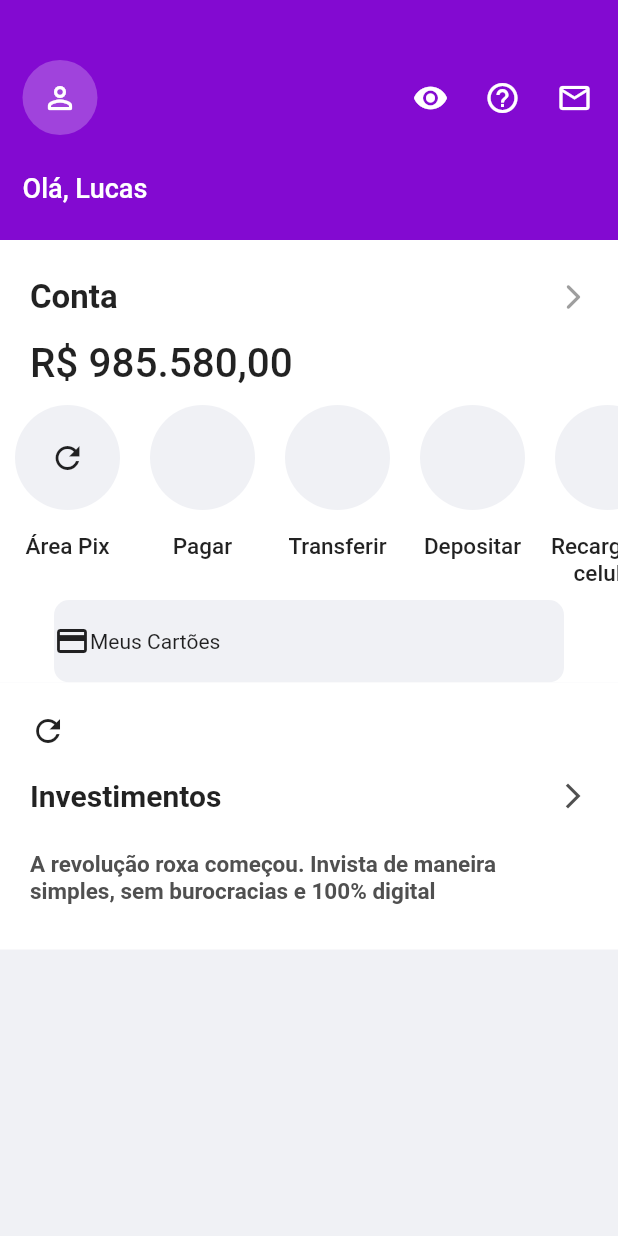
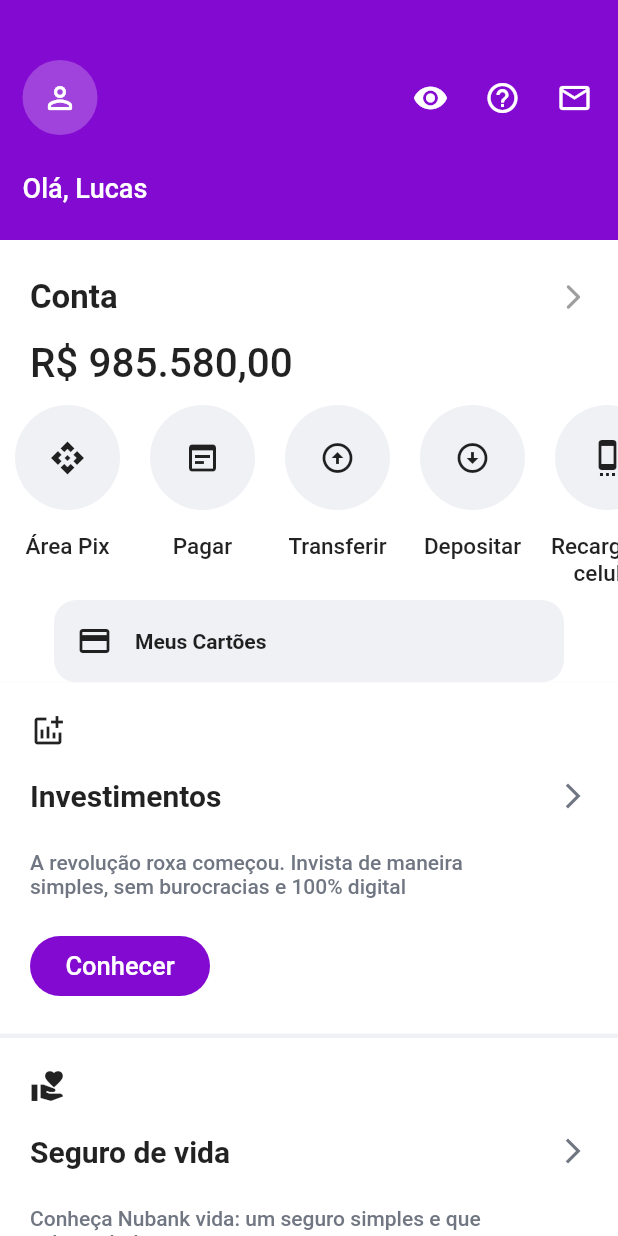
Before and after one commit to lucasbustamante/Clone_NuBank, a Flutter app: the screen it shows after launch, on a phone screen of 412 x 824 dp. Run offline on Flutter 3.47's test engine with Material 2 defaults, Android fonts, the phone set to English and light mode, and no system bars.

Commit message:
correções na home page

```diff
--- /dev/null
+++ b/lib/designer/card (Cópia em conflito de EXPEDICAO-81 2021-10-25).dart
@@ -0,0 +1,22 @@
+import 'package:flutter/material.dart';
+
+class Cards extends StatelessWidget {
+  final IconData? icon;
+  final String text;
+
+  Cards (this.text, {this.icon});
+
+  @override
+  Widget build(BuildContext context) {
+    return Container(
+      width: MediaQuery.of(context).size.width,
+      child: Column(
+        children: [
+          Icon(icon),
+          SizedBox(height: 20),
+          Text(text)
+        ],
+      )
+    );
+  }
+}
--- a/lib/designer/card.dart
+++ b/lib/designer/card.dart
@@ -1,3 +1,4 @@
+import 'package:flutter/cupertino.dart';
 import 'package:flutter/material.dart';
 import 'package:nubank/designer/colors.dart';
 
@@ -5,9 +6,9 @@ class Cards extends StatelessWidget {
   final IconData? icon;
   final String title;
   final String? text;
-  final String? tag;
+  final String? tags;
 
-  Cards (this.title, {this.text, this.icon, this.tag});
+  Cards (this.title,  {this.text, this.icon,this.tags});
 
   @override
   Widget build(BuildContext context) {
@@ -17,22 +18,35 @@ class Cards extends StatelessWidget {
         padding: const EdgeInsets.only(left: 20, right: 20),
         child: Column(crossAxisAlignment: CrossAxisAlignment.start,
           children: [
-            SizedBox(height: 20,),
+            if(text!= null)
+              SizedBox(height: 20,),
             Icon(icon),
-            SizedBox(height: 20),
+            if(text!= null)
+              SizedBox(height: 20),
             Row(mainAxisAlignment: MainAxisAlignment.spaceBetween,
               children: [
                 Text(title, style: TextStyle(fontSize: 20, fontWeight: FontWeight.bold)),
-                Icon(Icons.arrow_forward_ios_sharp, color: aSecondaryTextColor, size: 20)
+                if (text!= null)
+                  Icon(Icons.arrow_forward_ios_sharp, color: aSecondaryTextColor, size: 20)
               ],
             ),
             SizedBox(height: 25),
-            Text(text!,style: TextStyle(color: aSecondaryTextColor, fontWeight:
-            FontWeight.bold, fontSize: 15)),
-            SizedBox(height: 30,),
+            if (text!= null)
+              Text(text!,style: TextStyle(color: aSecondaryTextColor, fontWeight:
+              FontWeight.w500, fontSize: 14)),
+            SizedBox(height: 25,),
+            if (tags!= null)
+              Container(
+              height: 40, width: 120,
+              decoration: BoxDecoration(color: aPrimaryColor,
+              borderRadius: BorderRadius.circular(40)),
+              child: Center(child: Text(tags!, style: TextStyle(
+                color: aContainerColor, fontSize: 17, fontWeight: FontWeight.w500
+              ),)),),
+            SizedBox(height: 25,),
           ],
         ),
-      )
+      ),
     );
   }
 }
--- a/lib/designer/circle_button.dart
+++ b/lib/designer/circle_button.dart
@@ -5,25 +5,46 @@ import 'package:nubank/designer/colors.dart';
 class CircleButton extends StatelessWidget {
   final String text;
   final IconData? icon;
-  CircleButton(this.text, {this.icon});
+  final String? tag;
+  CircleButton(this.text, {this.icon, this.tag});
 
   @override
   Widget build(BuildContext context) {
     return Container(width: 90, height: 130,
       child: Column(
         children: [
-          Container(
-            height: 70,
-            width: 70,
-            decoration:
-                BoxDecoration(shape: BoxShape.circle, color: aBackgroundColor),
-            child: Icon(icon),
+          Stack(
+            children: [Container(
+              height: 70,
+              width: 70,
+              decoration:
+                  BoxDecoration(shape: BoxShape.circle, color: aBackgroundColor),
+              child: Icon(icon),
+            ),
+                if (tag!= null)
+                  Padding(
+                    padding: const EdgeInsets.only(left: 20, top: 50),
+                    child: Container(
+                        height: 20,
+                        width: 32,
+                        decoration: BoxDecoration(
+                          color: aPrimaryColor,
+                          borderRadius: BorderRadius.circular(5),
+                        ),
+                        child: Center(
+                            child: Text(tag!,
+                                style: TextStyle(
+                                    color: aContainerColor,
+                                    fontWeight: FontWeight.w500)))),
+                  )
+      ]
           ),
           SizedBox(
             height: 15,
           ),
           Text(text, style: TextStyle(fontWeight: FontWeight.w500, fontSize: 15,
            ), textAlign: TextAlign.center,),
+
         ],
       ),
     );
--- a/lib/designer/colors.dart
+++ b/lib/designer/colors.dart
@@ -4,6 +4,6 @@ import 'package:flutter/material.dart';
 
 const aPrimaryColor = Color(0xff830ad1);
 const aTextColor = Colors.black;
-const aSecondaryTextColor = Color(0xFF505050);
+const aSecondaryTextColor = Color(0xFF707682);
 const aContainerColor = Colors.white;
 const aBackgroundColor = Color(0xfff0f1f5);
--- /dev/null
+++ b/lib/designer/screens/home_page.dart
@@ -0,0 +1,60 @@
+import 'package:flutter/cupertino.dart';
+import 'package:flutter/material.dart';
+import 'package:nubank/designer/card.dart';
+import 'package:nubank/designer/circle_button.dart';
+import 'package:nubank/designer/colors.dart';
+import 'package:nubank/designer/screens/my_cards.dart';
+import 'package:nubank/designer/screens/profile.dart';
+import 'package:nubank/designer/value_card.dart';
+
+import '../other_cards.dart';
+
+class HomePage extends StatefulWidget {
+  const HomePage({Key? key}) : super(key: key);
+
+  @override
+  _HomePageState createState() => _HomePageState();
+}
+
+class _HomePageState extends State<HomePage> {
+  @override
+  Widget build(BuildContext context) {
+    return Scaffold(
+      backgroundColor: aBackgroundColor,
+      body: SingleChildScrollView(
+        child: Column(
+          children: [
+            Profile(),
+            ValueCard(),
+            Container(
+                width: MediaQuery.of(context).size.width,
+                color: aContainerColor,
+                child: SingleChildScrollView(
+                  scrollDirection: Axis.horizontal,
+                  child: Row(
+                    children: [
+                      CircleButton('Área Pix', icon: Icons.api,),
+                      CircleButton('Pagar', icon: Icons.wysiwyg),
+                      CircleButton('Transferir',icon: Icons.arrow_circle_up),
+                      CircleButton('Depositar',icon: Icons.arrow_circle_down),
+                      CircleButton('Recarga de celular',icon: Icons.settings_cell),
+                      CircleButton('Transferir Internac.',icon: Icons.arrow_circle_up_outlined),
+                        CircleButton('Encotrar atalhos', tag: 'Dica',),                   ],
+                  ),
+                )),
+            MyCards(),
+            Cards('Investimentos',icon: Icons.addchart,
+              text: 'A revolução roxa começou. Invista de maneira\nsimples,'
+                  ' sem burocracias e 100% digital',tags: 'Conhecer'),
+            SizedBox(height: 3),
+            Cards('Seguro de vida', text: 'Conheça Nubank vida: um seguro simples e que\n'
+                'cabe no bolso. ', icon: Icons.volunteer_activism,),
+            SizedBox(height: 3,),
+            Cards('Conhecer mais'),
+            OtherCards(),
+          ],
+        ),
+      ),
+    );
+  }
+}
--- a/lib/designer/screens/my_cards.dart
+++ b/lib/designer/screens/my_cards.dart
@@ -11,16 +11,20 @@ class MyCards extends StatelessWidget {
       color: aContainerColor,
       child: Column(
         children: [
-          Container(
+          Padding(
+            padding: const EdgeInsets.symmetric(horizontal: 20),
+            child: Container(
                 child: Row(
-                children: [
+                  children: [SizedBox(width: 15,),
                     Icon(Icons.credit_card_outlined),
-                  Text('Meus Cartões')
+                    SizedBox(width: 15,),
+                    Text('Meus Cartões',style: TextStyle(fontWeight: FontWeight.w600))
                   ],
                 ),
                 height: 55, width: 340,
             decoration: BoxDecoration(color: aBackgroundColor,
-              borderRadius: BorderRadius.circular(10))),
+                borderRadius: BorderRadius.circular(15))),
+          ),
 
         ],
       ),
--- a/lib/main.dart
+++ b/lib/main.dart
@@ -1,5 +1,5 @@
 import 'package:flutter/material.dart';
-import 'package:nubank/src/home_page.dart';
+import 'package:nubank/designer/screens/home_page.dart';
 
 
 void main() {
```
Also changed, not shown: lib/designer/other_cards.dart (added, +10 -0 lines), lib/src/account_page.dart (deleted, +0 -17 lines), lib/src/area_pix.dart (deleted, +0 -15 lines), lib/src/depositar.dart (deleted, +0 -15 lines), lib/src/icon_button.dart (deleted, +0 -225 lines), lib/src/insurance.dart (deleted, +0 -29 lines), lib/src/investments.dart (deleted, +0 -31 lines), lib/src/pagar.dart (deleted, +0 -15 lines), lib/src/transferir.dart (deleted, +0 -15 lines), pubspec.lock. Lines whose indentation alone changed are shown as unchanged.
